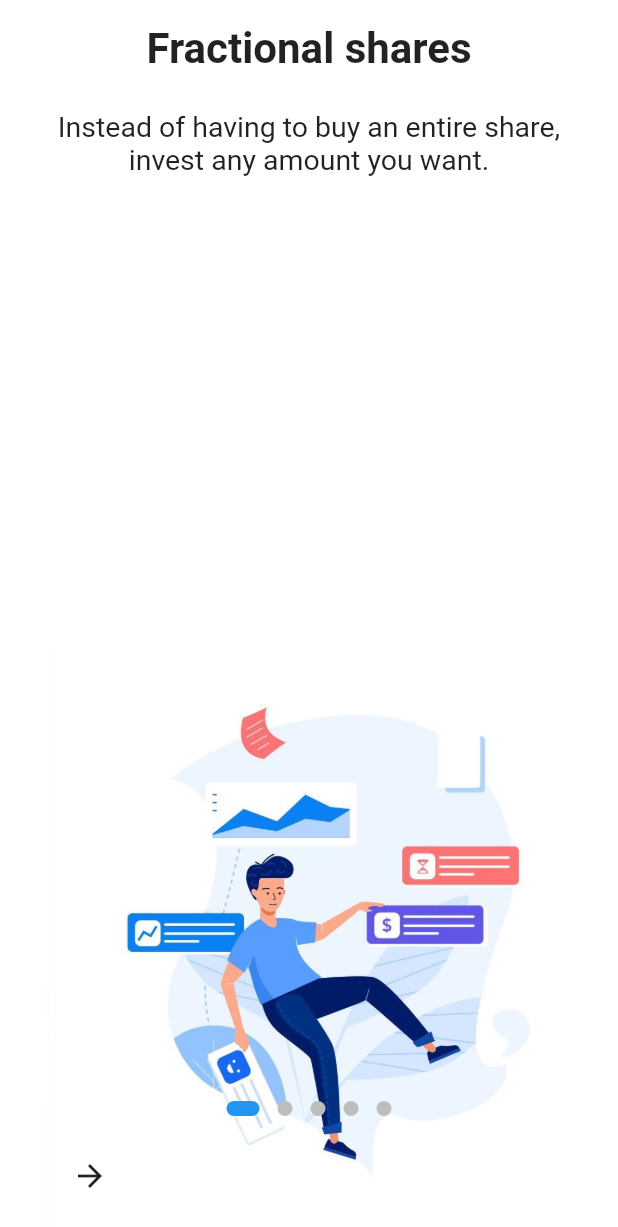
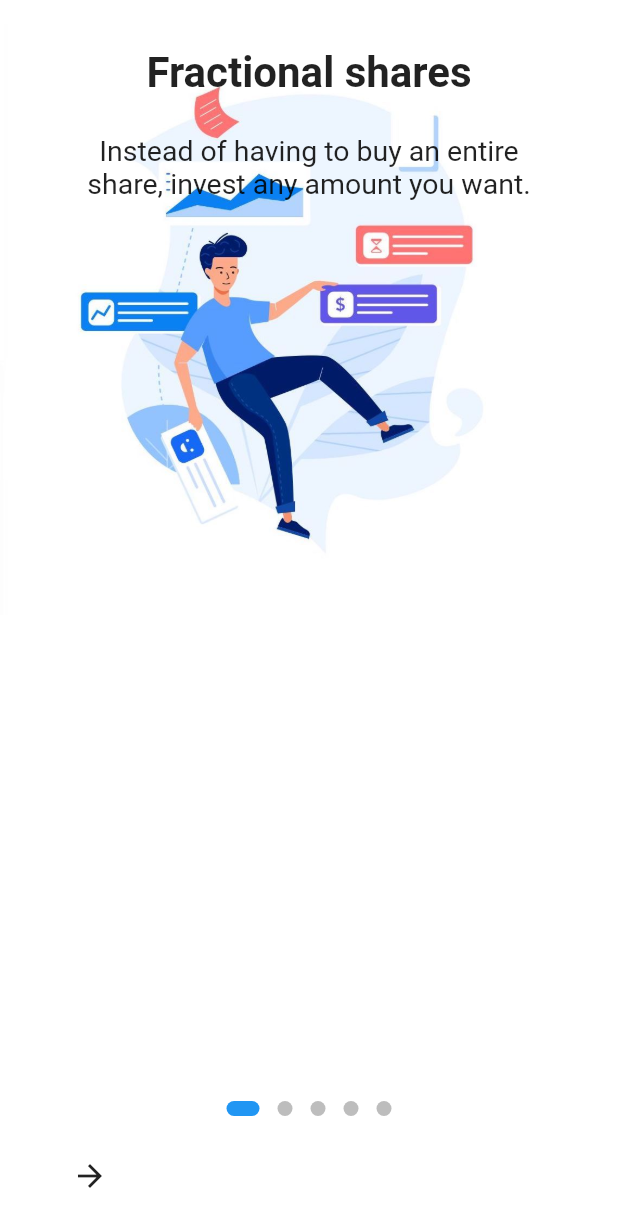
Before and after one commit to adiltirur/hypertonieIntro, a Flutter app: the screen it shows after launch, on a phone screen of 412 x 824 dp. Shown: the top 1227 px of the screen. Run offline on Flutter 3.47's test engine with Material 2 defaults, Android fonts, the phone set to English and light mode, and no system bars; drawn by our look-alikes of dots_indicator.

Commit message:
change to stack view

```diff
--- a/lib/src/ui/intro_page.dart
+++ b/lib/src/ui/intro_page.dart
@@ -13,26 +13,20 @@ class IntroPage extends StatelessWidget {
       color: page.decoration.pageColor,
       decoration: page.decoration.boxDecoration,
       child: SafeArea(
-        top: false,
-        child: Column(
-          crossAxisAlignment: CrossAxisAlignment.stretch,
+        child: Stack(
           children: [
             if (page.image != null)
-              Expanded(
-                flex: page.decoration.bodyFlex,
-                child: Padding(
-                  padding: const EdgeInsets.only(bottom: 70.0),
-                  child: SingleChildScrollView(
-                    physics: const BouncingScrollPhysics(),
-                    child: IntroContent(page: page),
-                  ),
-                ),
+              Positioned(
+                top: 16,
+                child: page.image,
               ),
-            Expanded(
-              flex: page.decoration.imageFlex,
-              child: Padding(
-                padding: page.decoration.imagePadding,
-                child: page.image,
+            Positioned(
+              top: 16,
+              right: 16,
+              left: 16,
+              child: SingleChildScrollView(
+                physics: const BouncingScrollPhysics(),
+                child: IntroContent(page: page),
               ),
             ),
           ],
```
Also changed, not shown: 3 other files.
